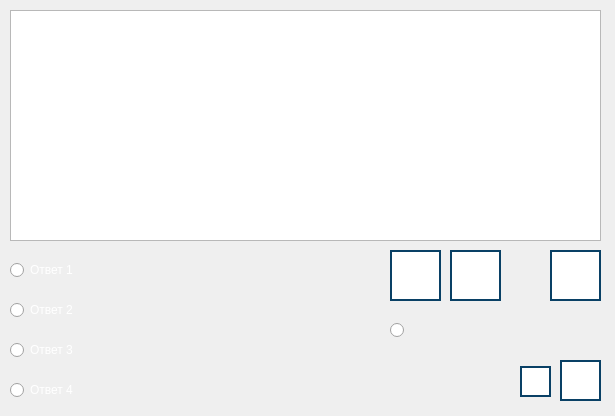
This is testwindow.ui in RCh-stack/ray-tracing-alpha-1.3 as Qt 5 draws it before an edit. The edited form follows.
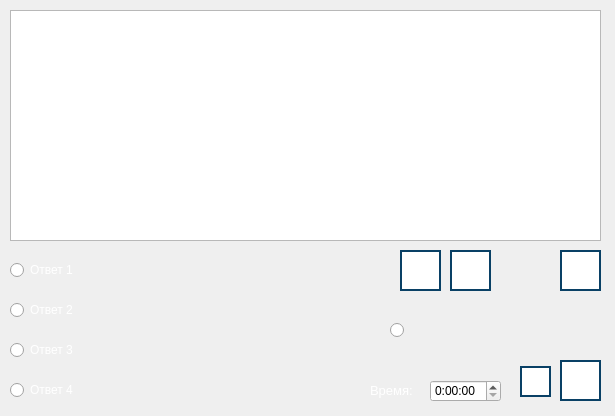
This is the edited form. Icons and pictures are not drawn.

Patch:
```diff
--- a/testwindow.ui
+++ b/testwindow.ui
@@ -124,8 +124,8 @@
     <rect>
      <x>450</x>
      <y>250</y>
-     <width>51</width>
-     <height>51</height>
+     <width>41</width>
+     <height>41</height>
     </rect>
    </property>
    <property name="toolTip">
@@ -159,10 +159,10 @@
   <widget class="QPushButton" name="button_prev_question">
    <property name="geometry">
     <rect>
-     <x>390</x>
+     <x>400</x>
      <y>250</y>
-     <width>51</width>
-     <height>51</height>
+     <width>41</width>
+     <height>41</height>
     </rect>
    </property>
    <property name="toolTip">
@@ -196,10 +196,10 @@
   <widget class="QPushButton" name="button_complete_test">
    <property name="geometry">
     <rect>
-     <x>550</x>
+     <x>560</x>
      <y>250</y>
-     <width>51</width>
-     <height>51</height>
+     <width>41</width>
+     <height>41</height>
     </rect>
    </property>
    <property name="toolTip">
@@ -311,6 +311,32 @@
      <normaloff>images/clue-button.png</normaloff>images/clue-button.png</iconset>
    </property>
   </widget>
+  <widget class="QLabel" name="label_timer">
+   <property name="geometry">
+    <rect>
+     <x>370</x>
+     <y>380</y>
+     <width>61</width>
+     <height>21</height>
+    </rect>
+   </property>
+   <property name="text">
+    <string>&lt;html&gt;&lt;head/&gt;&lt;body&gt;&lt;p&gt;&lt;span style=&quot; font-size:10pt; color:#ffffff;&quot;&gt;Время:&lt;/span&gt;&lt;/p&gt;&lt;/body&gt;&lt;/html&gt;</string>
+   </property>
+  </widget>
+  <widget class="QTimeEdit" name="timer_test">
+   <property name="geometry">
+    <rect>
+     <x>430</x>
+     <y>380</y>
+     <width>71</width>
+     <height>22</height>
+    </rect>
+   </property>
+   <property name="displayFormat">
+    <string>H:mm:ss</string>
+   </property>
+  </widget>
  </widget>
  <resources/>
  <connections/>
```
